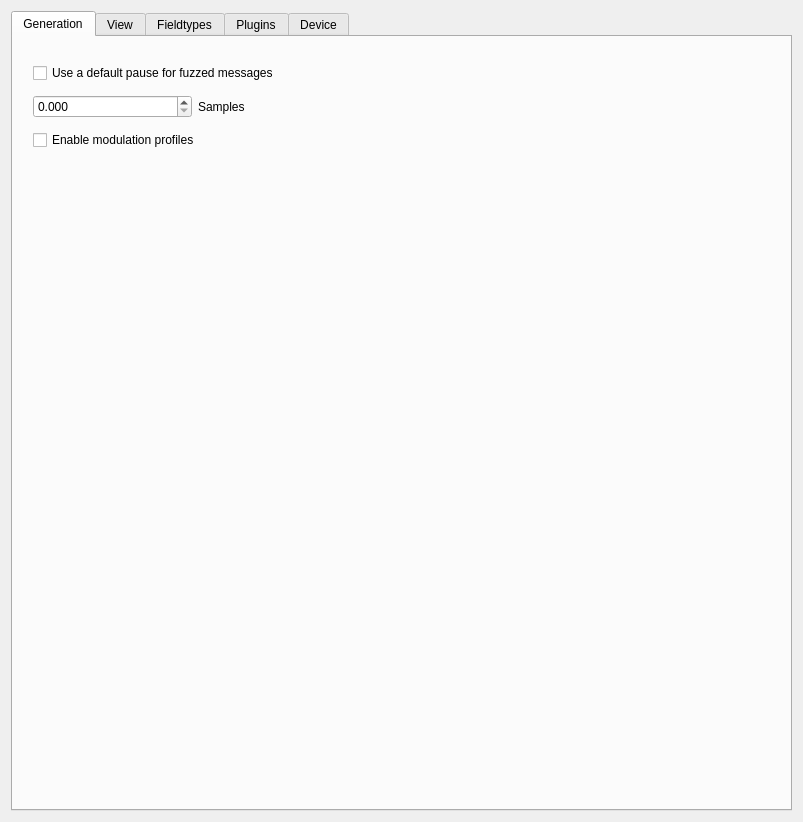
Old version of the form data/ui/options.ui in the repository jopohl/urh.
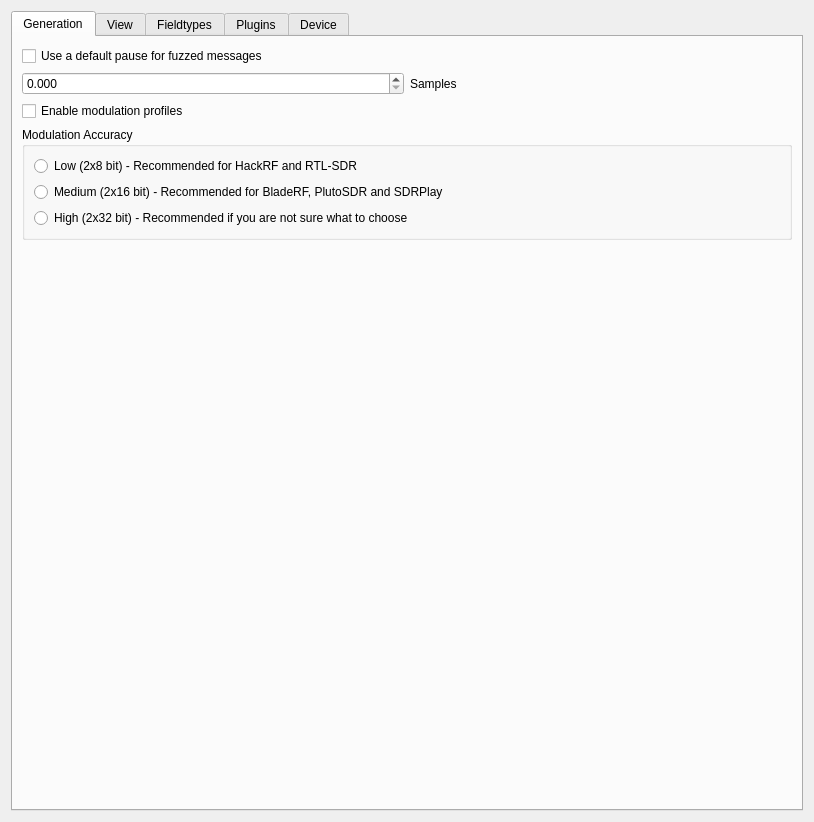
New version of the form. The open tabs and pages were chosen to show the change. Icons and pictures are not drawn. Custom widgets are drawn as their Qt base class.

Commit message: make modulation accuracy configurable

```diff
--- a/data/ui/options.ui
+++ b/data/ui/options.ui
@@ -6,7 +6,7 @@
    <rect>
     <x>0</x>
     <y>0</y>
-    <width>803</width>
+    <width>814</width>
     <height>822</height>
    </rect>
   </property>
@@ -27,15 +27,8 @@
       <attribute name="title">
        <string>Generation</string>
       </attribute>
-      <widget class="QWidget" name="layoutWidget">
-       <property name="geometry">
-        <rect>
-         <x>20</x>
-         <y>20</y>
-         <width>324</width>
-         <height>102</height>
-        </rect>
-       </property>
+      <layout class="QVBoxLayout" name="verticalLayout_9">
+       <item>
        <layout class="QGridLayout" name="gridLayout_4">
         <item row="1" column="1">
          <widget class="QLabel" name="labelFuzzingSamples">
@@ -72,7 +65,51 @@
          </widget>
         </item>
        </layout>
-      </widget>
+       </item>
+       <item>
+        <widget class="QGroupBox" name="groupBoxModulationAccuracy">
+         <property name="title">
+          <string>Modulation Accuracy</string>
+         </property>
+         <layout class="QVBoxLayout" name="verticalLayout_7">
+          <item>
+           <widget class="QRadioButton" name="radioButtonLowModulationAccuracy">
+            <property name="text">
+             <string>Low (2x8 bit) - Recommended for HackRF and RTL-SDR</string>
+            </property>
+           </widget>
+          </item>
+          <item>
+           <widget class="QRadioButton" name="radioButtonMediumModulationAccuracy">
+            <property name="text">
+             <string>Medium (2x16 bit) - Recommended for BladeRF, PlutoSDR and SDRPlay</string>
+            </property>
+           </widget>
+          </item>
+          <item>
+           <widget class="QRadioButton" name="radioButtonHighModulationAccuracy">
+            <property name="text">
+             <string>High (2x32 bit) - Recommended if you are not sure what to choose</string>
+            </property>
+           </widget>
+          </item>
+         </layout>
+        </widget>
+       </item>
+       <item>
+        <spacer name="verticalSpacer">
+         <property name="orientation">
+          <enum>Qt::Vertical</enum>
+         </property>
+         <property name="sizeHint" stdset="0">
+          <size>
+           <width>20</width>
+           <height>500</height>
+          </size>
+         </property>
+        </spacer>
+       </item>
+      </layout>
      </widget>
      <widget class="QWidget" name="tabView">
       <attribute name="title">
```
Left out of the diff: 6 changed lines with no effect on the pictures. Lines whose indentation alone changed are shown as unchanged. The commit also changes 6 other files.
